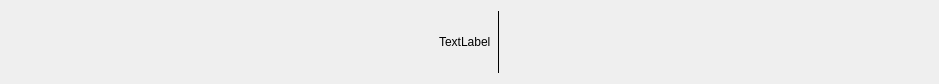
Old version of the form src/ui/track.ui in the repository AniMathIO/ManimStudio.
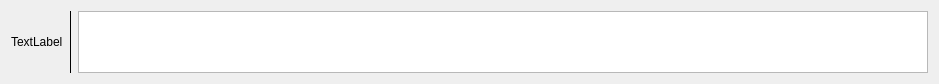
New version of the form.

What changed in the file:
```diff
--- a/src/ui/track.ui
+++ b/src/ui/track.ui
@@ -55,10 +55,26 @@
       </widget>
      </item>
      <item>
-      <layout class="QHBoxLayout" name="TrackElementContainer">
+      <layout class="QHBoxLayout" name="TrackElementContainer" stretch="0">
        <property name="sizeConstraint">
-        <enum>QLayout::SetMaximumSize</enum>
+        <enum>QLayout::SetDefaultConstraint</enum>
        </property>
+       <item>
+        <widget class="QGraphicsView" name="graphicsView">
+         <property name="sizePolicy">
+          <sizepolicy hsizetype="Preferred" vsizetype="Minimum">
+           <horstretch>0</horstretch>
+           <verstretch>0</verstretch>
+          </sizepolicy>
+         </property>
+         <property name="minimumSize">
+          <size>
+           <width>0</width>
+           <height>10</height>
+          </size>
+         </property>
+        </widget>
+       </item>
       </layout>
      </item>
     </layout>
```
